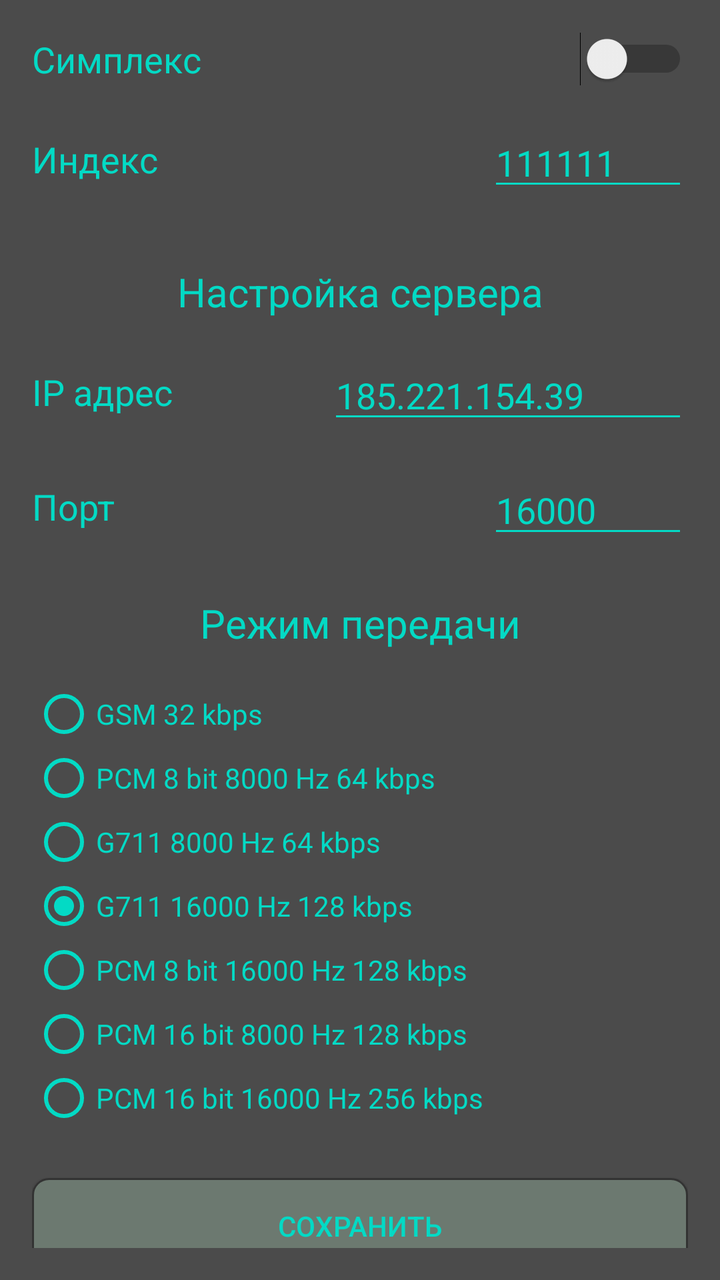
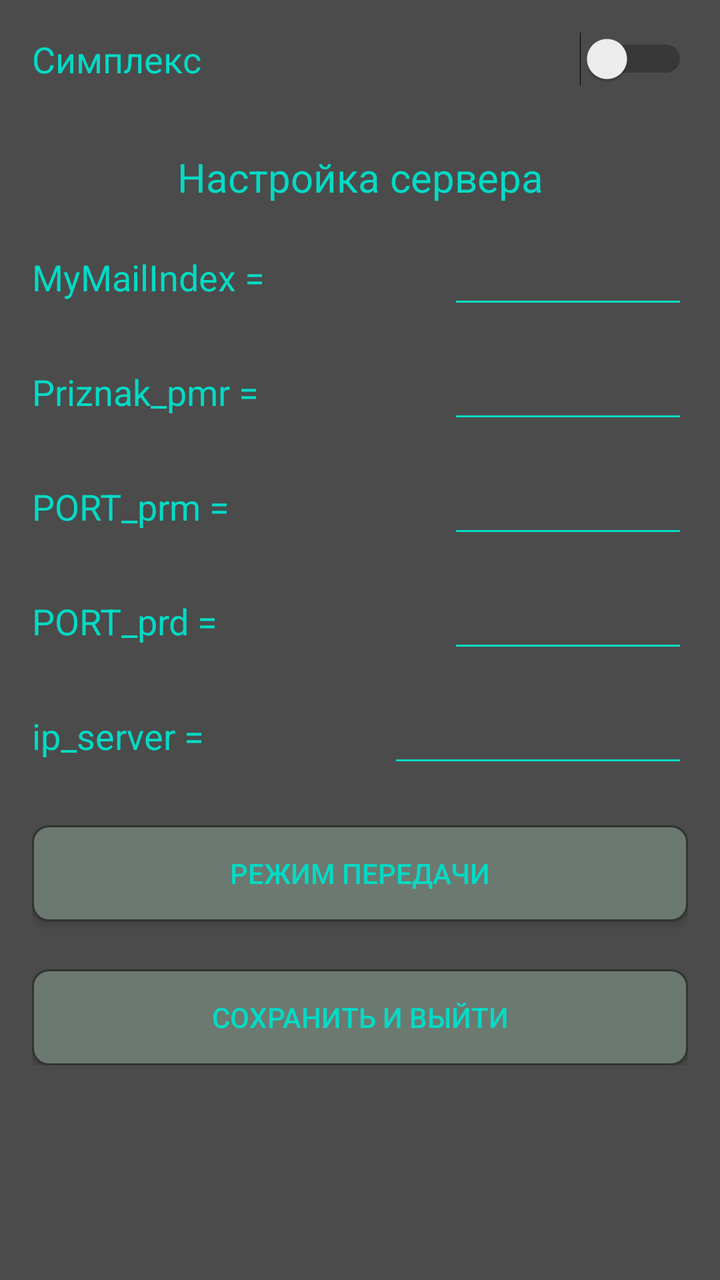

The first picture is an Android layout as it rendered before a commit; the second is the same layout after the commit. The layout source and the unified diff follow.
<!-- AndroidManifest.xml: application theme AppTheme -->
<!-- res/layout/activity_settings.xml -->
<?xml version="1.0" encoding="utf-8"?>
<ScrollView xmlns:android="http://schemas.android.com/apk/res/android"
    android:layout_width="match_parent"
    android:layout_height="match_parent"
    android:background="@color/colorback"
    android:padding="16dp">

    <LinearLayout
        android:layout_width="match_parent"
        android:layout_height="wrap_content"
        android:orientation="vertical">

        
        <LinearLayout
            android:layout_width="match_parent"
            android:layout_height="wrap_content"
            android:orientation="horizontal"
            android:gravity="center_vertical"
            android:layout_marginBottom="16dp">

            <TextView
                android:layout_width="0dp"
                android:layout_height="wrap_content"
                android:layout_weight="1"
                android:text="@string/simpl"
                android:textColor="@color/colortextabout"
                android:textSize="18sp" />

            <Switch
                android:id="@+id/switchSimplex"
                android:layout_width="wrap_content"
                android:layout_height="wrap_content" />
        </LinearLayout>

        
        <LinearLayout
            android:layout_width="match_parent"
            android:layout_height="wrap_content"
            android:orientation="horizontal"
            android:gravity="center_vertical"
            android:layout_marginBottom="16dp">

            <TextView
                android:layout_width="0dp"
                android:layout_height="wrap_content"
                android:layout_weight="1"
                android:text="@string/index"
                android:textColor="@color/colortextabout"
                android:textSize="18sp" />

            <EditText
                android:id="@+id/editIndex"
                android:layout_width="100dp"
                android:layout_height="wrap_content"
                android:textColor="@color/colortextabout"
                android:textSize="18sp"
                android:backgroundTint="@color/colortextabout"
                android:inputType="number"
                android:text="111111" />
        </LinearLayout>

        
        <TextView
            android:layout_width="match_parent"
            android:layout_height="wrap_content"
            android:text="Настройка сервера"
            android:textColor="@color/colortextabout"
            android:textSize="20sp"
            android:gravity="center"
            android:layout_marginTop="16dp"
            android:layout_marginBottom="16dp" />

        
        <LinearLayout
            android:layout_width="match_parent"
            android:layout_height="wrap_content"
            android:orientation="horizontal"
            android:gravity="center_vertical"
            android:layout_marginBottom="16dp">

            <TextView
                android:layout_width="0dp"
                android:layout_height="wrap_content"
                android:layout_weight="1"
                android:text="@string/ip"
                android:textColor="@color/colortextabout"
                android:textSize="18sp" />

            <EditText
                android:id="@+id/editIp"
                android:layout_width="180dp"
                android:layout_height="wrap_content"
                android:textColor="@color/colortextabout"
                android:textSize="18sp"
                android:backgroundTint="@color/colortextabout"
                android:inputType="text"
                android:text="185.221.154.39" />
        </LinearLayout>

        
        <LinearLayout
            android:layout_width="match_parent"
            android:layout_height="wrap_content"
            android:orientation="horizontal"
            android:gravity="center_vertical"
            android:layout_marginBottom="24dp">

            <TextView
                android:layout_width="0dp"
                android:layout_height="wrap_content"
                android:layout_weight="1"
                android:text="@string/port"
                android:textColor="@color/colortextabout"
                android:textSize="18sp" />

            <EditText
                android:id="@+id/editPort"
                android:layout_width="100dp"
                android:layout_height="wrap_content"
                android:textColor="@color/colortextabout"
                android:textSize="18sp"
                android:backgroundTint="@color/colortextabout"
                android:inputType="number"
                android:text="16000" />
        </LinearLayout>

        
        <TextView
            android:layout_width="match_parent"
            android:layout_height="wrap_content"
            android:text="@string/set"
            android:textColor="@color/colortextabout"
            android:textSize="20sp"
            android:gravity="center"
            android:layout_marginBottom="16dp" />

        
        <RadioGroup
            android:id="@+id/radioGroupCodec"
            android:layout_width="match_parent"
            android:layout_height="wrap_content">

            <RadioButton
                android:id="@+id/rbCodec0"
                android:layout_width="match_parent"
                android:layout_height="wrap_content"
                android:text="@string/rej0"
                android:textColor="@color/colortextabout"
                android:buttonTint="@color/colortextabout" />

            <RadioButton
                android:id="@+id/rbCodec1"
                android:layout_width="match_parent"
                android:layout_height="wrap_content"
                android:text="@string/rej1"
                android:textColor="@color/colortextabout"
                android:buttonTint="@color/colortextabout" />

            <RadioButton
                android:id="@+id/rbCodec2"
                android:layout_width="match_parent"
                android:layout_height="wrap_content"
                android:text="@string/rej2"
                android:textColor="@color/colortextabout"
                android:buttonTint="@color/colortextabout" />

            <RadioButton
                android:id="@+id/rbCodec3"
                android:layout_width="match_parent"
                android:layout_height="wrap_content"
                android:text="@string/rej3"
                android:textColor="@color/colortextabout"
                android:buttonTint="@color/colortextabout"
                android:checked="true" />

            <RadioButton
                android:id="@+id/rbCodec4"
                android:layout_width="match_parent"
                android:layout_height="wrap_content"
                android:text="@string/rej4"
                android:textColor="@color/colortextabout"
                android:buttonTint="@color/colortextabout" />

            <RadioButton
                android:id="@+id/rbCodec5"
                android:layout_width="match_parent"
                android:layout_height="wrap_content"
                android:text="@string/rej5"
                android:textColor="@color/colortextabout"
                android:buttonTint="@color/colortextabout" />

            <RadioButton
                android:id="@+id/rbCodec6"
                android:layout_width="match_parent"
                android:layout_height="wrap_content"
                android:text="@string/rej6"
                android:textColor="@color/colortextabout"
                android:buttonTint="@color/colortextabout" />
        </RadioGroup>

        
        <Button
            android:id="@+id/btnSaveSettings"
            android:layout_width="match_parent"
            android:layout_height="wrap_content"
            android:layout_marginTop="24dp"
            android:background="@drawable/roundshapebtn"
            android:text="СОХРАНИТЬ"
            android:textColor="@color/colorButton" />

    </LinearLayout>
</ScrollView>
<!-- resources referenced by this layout -->
<resources>
  <color name="colorButton">#03dac5</color>
  <color name="colorback">#4b4b4b</color>
  <color name="colortextabout">#03dac5</color>
  <!-- drawable roundshapebtn (drawable) -->
  <?xml version="1.0" encoding="utf-8"?>
  <shape xmlns:android="http://schemas.android.com/apk/res/android"
      android:shape="rectangle">
      <corners android:radius="8dp" />
      <solid android:color="@color/colorButtonBack" />
      <stroke android:width="1dp" android:color="#333333" />
  </shape>
  <string name="index">Индекс</string>
  <string name="ip">IP адрес</string>
  <string name="port">Порт</string>
  <string name="rej0">GSM 32 kbps</string>
  <string name="rej1">PCM 8 bit 8000 Hz 64 kbps</string>
  <string name="rej2">G711 8000 Hz 64 kbps</string>
  <string name="rej3">G711 16000 Hz 128 kbps</string>
  <string name="rej4">PCM 8 bit 16000 Hz 128 kbps</string>
  <string name="rej5">PCM 16 bit 8000 Hz 128 kbps</string>
  <string name="rej6">PCM 16 bit 16000 Hz 256 kbps</string>
  <string name="set">Режим передачи</string>
  <string name="simpl">Симплекс</string>
  <style name="AppTheme" parent="Theme.AppCompat.Light.NoActionBar">
          <item name="colorAccent">@color/colorAccent</item>
          <item name="colorPrimary">@color/colorPrimary</item>
          <item name="colorPrimaryDark">@color/colorPrimaryDark</item>
      </style>
  <color name="colorButtonBack">#6c7970</color>
  <color name="colorAccent">#03dac5</color>
  <color name="colorPrimary">#6200ee</color>
  <color name="colorPrimaryDark">#3700b3</color>
</resources>

<!-- the commit's change to res/layout/activity_settings.xml (unified diff, before → after) -->
@@ -14,10 +14,9 @@
         <LinearLayout
             android:layout_width="match_parent"
             android:layout_height="wrap_content"
-            android:orientation="horizontal"
             android:gravity="center_vertical"
-            android:layout_marginBottom="16dp">
-
+            android:layout_marginBottom="16dp"
+            android:orientation="horizontal">
             <TextView
                 android:layout_width="0dp"
                 android:layout_height="wrap_content"
@@ -25,188 +24,159 @@
                 android:text="@string/simpl"
                 android:textColor="@color/colortextabout"
                 android:textSize="18sp" />
-
             <Switch
                 android:id="@+id/switchSimplex"
                 android:layout_width="wrap_content"
                 android:layout_height="wrap_content" />
         </LinearLayout>
 
-        
-        <LinearLayout
-            android:layout_width="match_parent"
-            android:layout_height="wrap_content"
-            android:orientation="horizontal"
-            android:gravity="center_vertical"
-            android:layout_marginBottom="16dp">
-
-            <TextView
-                android:layout_width="0dp"
-                android:layout_height="wrap_content"
-                android:layout_weight="1"
-                android:text="@string/index"
-                android:textColor="@color/colortextabout"
-                android:textSize="18sp" />
-
-            <EditText
-                android:id="@+id/editIndex"
-                android:layout_width="100dp"
-                android:layout_height="wrap_content"
-                android:textColor="@color/colortextabout"
-                android:textSize="18sp"
-                android:backgroundTint="@color/colortextabout"
-                android:inputType="number"
-                android:text="111111" />
-        </LinearLayout>
-
-        
         <TextView
             android:layout_width="match_parent"
             android:layout_height="wrap_content"
+            android:layout_marginTop="16dp"
+            android:layout_marginBottom="16dp"
+            android:gravity="center"
             android:text="Настройка сервера"
             android:textColor="@color/colortextabout"
-            android:textSize="20sp"
-            android:gravity="center"
-            android:layout_marginTop="16dp"
-            android:layout_marginBottom="16dp" />
+            android:textSize="20sp" />
 
         
         <LinearLayout
             android:layout_width="match_parent"
             android:layout_height="wrap_content"
-            android:orientation="horizontal"
             android:gravity="center_vertical"
-            android:layout_marginBottom="16dp">
-
+            android:layout_marginBottom="16dp"
+            android:orientation="horizontal">
             <TextView
                 android:layout_width="0dp"
                 android:layout_height="wrap_content"
                 android:layout_weight="1"
-                android:text="@string/ip"
+                android:text="MyMailIndex ="
                 android:textColor="@color/colortextabout"
                 android:textSize="18sp" />
-
             <EditText
-                android:id="@+id/editIp"
-                android:layout_width="180dp"
+                android:id="@+id/editMailIndex"
+                android:layout_width="120dp"
                 android:layout_height="wrap_content"
+                android:backgroundTint="@color/colortextabout"
+                android:inputType="number"
                 android:textColor="@color/colortextabout"
-                android:textSize="18sp"
-                android:backgroundTint="@color/colortextabout"
-                android:inputType="text"
-                android:text="185.221.154.39" />
+                android:textSize="18sp" />
         </LinearLayout>
 
         
         <LinearLayout
             android:layout_width="match_parent"
             android:layout_height="wrap_content"
-            android:orientation="horizontal"
             android:gravity="center_vertical"
-            android:layout_marginBottom="24dp">
-
+            android:layout_marginBottom="16dp"
+            android:orientation="horizontal">
             <TextView
                 android:layout_width="0dp"
                 android:layout_height="wrap_content"
                 android:layout_weight="1"
-                android:text="@string/port"
+                android:text="Priznak_pmr ="
                 android:textColor="@color/colortextabout"
                 android:textSize="18sp" />
-
             <EditText
-                android:id="@+id/editPort"
-                android:layout_width="100dp"
+                android:id="@+id/editPriznak"
+                android:layout_width="120dp"
                 android:layout_height="wrap_content"
-                android:textColor="@color/colortextabout"
-                android:textSize="18sp"
                 android:backgroundTint="@color/colortextabout"
                 android:inputType="number"
-                android:text="16000" />
+                android:maxLength="5"
+                android:textColor="@color/colortextabout"
+                android:textSize="18sp" />
         </LinearLayout>
 
         
-        <TextView
+        <LinearLayout
             android:layout_width="match_parent"
             android:layout_height="wrap_content"
-            android:text="@string/set"
-            android:textColor="@color/colortextabout"
-            android:textSize="20sp"
-            android:gravity="center"
-            android:layout_marginBottom="16dp" />
+            android:gravity="center_vertical"
+            android:layout_marginBottom="16dp"
+            android:orientation="horizontal">
+            <TextView
+                android:layout_width="0dp"
+                android:layout_height="wrap_content"
+                android:layout_weight="1"
+                android:text="PORT_prm ="
+                android:textColor="@color/colortextabout"
+                android:textSize="18sp" />
+            <EditText
+                android:id="@+id/editPortPrm"
+                android:layout_width="120dp"
+                android:layout_height="wrap_content"
+                android:backgroundTint="@color/colortextabout"
+                android:inputType="number"
+                android:textColor="@color/colortextabout"
+                android:textSize="18sp" />
+        </LinearLayout>
 
         
-        <RadioGroup
-            android:id="@+id/radioGroupCodec"
+        <LinearLayout
             android:layout_width="match_parent"
-            android:layout_height="wrap_content">
-
-            <RadioButton
-                android:id="@+id/rbCodec0"
-                android:layout_width="match_parent"
+            android:layout_height="wrap_content"
+            android:gravity="center_vertical"
+            android:layout_marginBottom="16dp"
+            android:orientation="horizontal">
+            <TextView
+                android:layout_width="0dp"
                 android:layout_height="wrap_content"
-                android:text="@string/rej0"
+                android:layout_weight="1"
+                android:text="PORT_prd ="
                 android:textColor="@color/colortextabout"
-                android:buttonTint="@color/colortextabout" />
-
-            <RadioButton
-                android:id="@+id/rbCodec1"
-                android:layout_width="match_parent"
+                android:textSize="18sp" />
+            <EditText
+                android:id="@+id/editPortPrd"
+                android:layout_width="120dp"
                 android:layout_height="wrap_content"
-                android:text="@string/rej1"
+                android:backgroundTint="@color/colortextabout"
+                android:inputType="number"
                 android:textColor="@color/colortextabout"
-                android:buttonTint="@color/colortextabout" />
-
-            <RadioButton
-                android:id="@+id/rbCodec2"
-                android:layout_width="match_parent"
-                android:layout_height="wrap_content"
-                android:text="@string/rej2"
-                android:textColor="@color/colortextabout"
-                android:buttonTint="@color/colortextabout" />
-
-            <RadioButton
-                android:id="@+id/rbCodec3"
-                android:layout_width="match_parent"
-                android:layout_height="wrap_content"
-                android:text="@string/rej3"
-                android:textColor="@color/colortextabout"
-                android:buttonTint="@color/colortextabout"
-                android:checked="true" />
-
-            <RadioButton
-                android:id="@+id/rbCodec4"
-                android:layout_width="match_parent"
-                android:layout_height="wrap_content"
-                android:text="@string/rej4"
-                android:textColor="@color/colortextabout"
-                android:buttonTint="@color/colortextabout" />
-
-            <RadioButton
-                android:id="@+id/rbCodec5"
-                android:layout_width="match_parent"
-                android:layout_height="wrap_content"
-                android:text="@string/rej5"
-                android:textColor="@color/colortextabout"
-                android:buttonTint="@color/colortextabout" />
-
-            <RadioButton
-                android:id="@+id/rbCodec6"
-                android:layout_width="match_parent"
-                android:layout_height="wrap_content"
-                android:text="@string/rej6"
-                android:textColor="@color/colortextabout"
-                android:buttonTint="@color/colortextabout" />
-        </RadioGroup>
+                android:textSize="18sp" />
+        </LinearLayout>
 
         
+        <LinearLayout
+            android:layout_width="match_parent"
+            android:layout_height="wrap_content"
+            android:gravity="center_vertical"
+            android:layout_marginBottom="24dp"
+            android:orientation="horizontal">
+            <TextView
+                android:layout_width="0dp"
+                android:layout_height="wrap_content"
+                android:layout_weight="1"
+                android:text="ip_server ="
+                android:textColor="@color/colortextabout"
+                android:textSize="18sp" />
+            <EditText
+                android:id="@+id/editIp"
+                android:layout_width="150dp"
+                android:layout_height="wrap_content"
+                android:backgroundTint="@color/colortextabout"
+                android:inputType="text"
+                android:textColor="@color/colortextabout"
+                android:textSize="18sp" />
+        </LinearLayout>
+
+        
+        <Button
+            android:id="@+id/btnCodecDialog"
+            android:layout_width="match_parent"
+            android:layout_height="wrap_content"
+            android:layout_marginBottom="24dp"
+            android:background="@drawable/roundshapebtn"
+            android:text="Режим передачи"
+            android:textColor="@color/colorButton" />
+
         <Button
             android:id="@+id/btnSaveSettings"
             android:layout_width="match_parent"
             android:layout_height="wrap_content"
-            android:layout_marginTop="24dp"
             android:background="@drawable/roundshapebtn"
-            android:text="СОХРАНИТЬ"
+            android:text="СОХРАНИТЬ И ВЫЙТИ"
             android:textColor="@color/colorButton" />
-
     </LinearLayout>
 </ScrollView>
<!-- resource entries referenced after the edit -->
@@ -11,17 +11,6 @@
       <solid android:color="@color/colorButtonBack" />
       <stroke android:width="1dp" android:color="#333333" />
   </shape>
-  <string name="index">Индекс</string>
-  <string name="ip">IP адрес</string>
-  <string name="port">Порт</string>
-  <string name="rej0">GSM 32 kbps</string>
-  <string name="rej1">PCM 8 bit 8000 Hz 64 kbps</string>
-  <string name="rej2">G711 8000 Hz 64 kbps</string>
-  <string name="rej3">G711 16000 Hz 128 kbps</string>
-  <string name="rej4">PCM 8 bit 16000 Hz 128 kbps</string>
-  <string name="rej5">PCM 16 bit 8000 Hz 128 kbps</string>
-  <string name="rej6">PCM 16 bit 16000 Hz 256 kbps</string>
-  <string name="set">Режим передачи</string>
   <string name="simpl">Симплекс</string>
   <style name="AppTheme" parent="Theme.AppCompat.Light.NoActionBar">
           <item name="colorAccent">@color/colorAccent</item>
